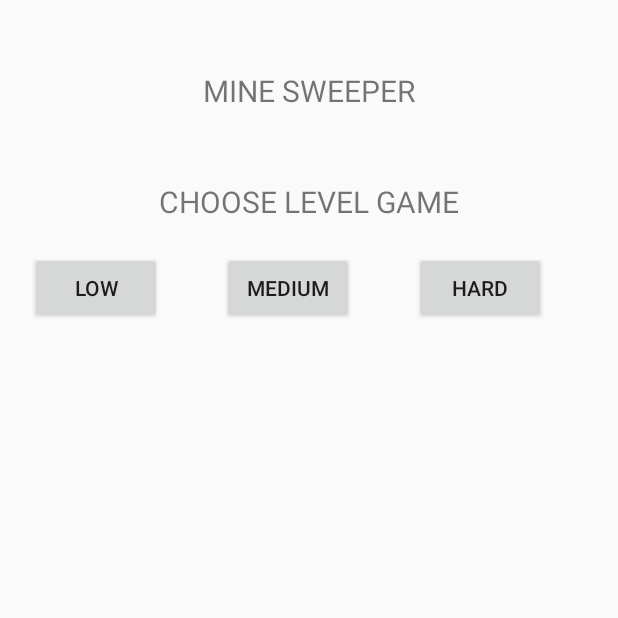
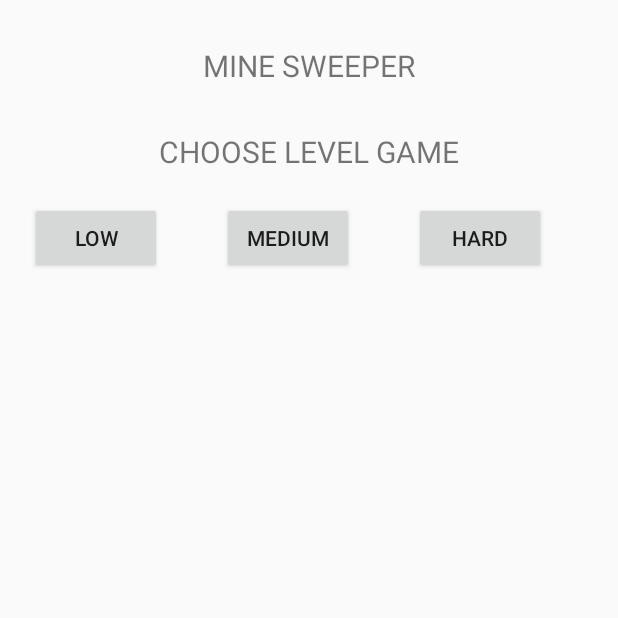
Before and after one commit to JokularWolf/Buscaminas, an Android app built with Jetpack Compose: the screen it shows after launch (MainActivity), on a phone screen of 412 x 824 dp, the top half of it. Run offline under Robolectric (Android 15) with nearby library versions, the phone set to English and light mode, and no system bars.

Commit message:
actualizacion main layout container

```diff
--- a/app/src/main/res/layout/main_activity.xml
+++ b/app/src/main/res/layout/main_activity.xml
@@ -9,7 +9,7 @@
         android:id="@+id/title.txt"
         android:layout_width="match_parent"
         android:layout_height="wrap_content"
-        android:layout_marginTop="70px"
+        android:layout_marginTop="30dp"
         android:text="@string/title_activity"
         android:textAlignment="center"
         android:textSize="20sp"
@@ -19,7 +19,7 @@
         android:id="@+id/textView2"
         android:layout_width="match_parent"
         android:layout_height="wrap_content"
-        android:layout_marginTop="70px"
+        android:layout_marginTop="30dp"
         android:text="@string/sub_text"
         android:textAlignment="center"
         android:textSize="20sp"
@@ -56,4 +56,11 @@
             tools:text="@string/hard_mode" />
     </LinearLayout>
 
+    <FrameLayout
+        android:id="@+id/frBuscaminas"
+        android:layout_width="match_parent"
+        android:layout_height="393dp">
+
+    </FrameLayout>
+
 </LinearLayout>
```
